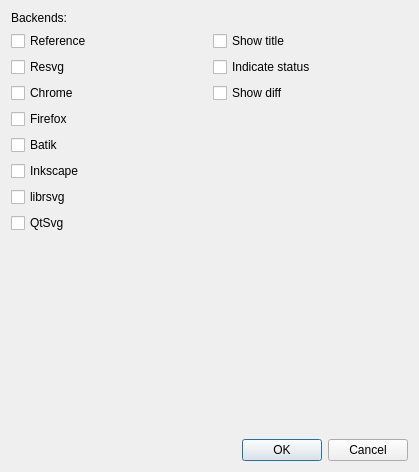
The window that tools/vdiff/src/exportdialog.ui (RazrFalcon/resvg-test-suite) describes before a commit, drawn with Qt 5.
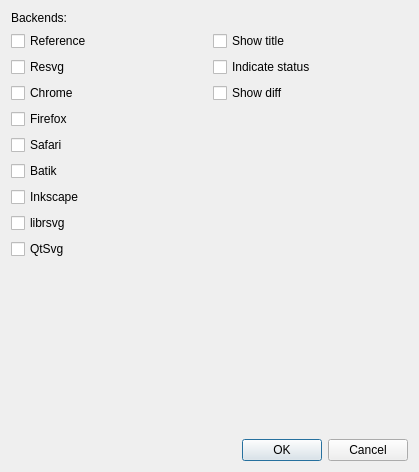
The same window after the commit.

Commit message: Add Safari to the Export dialog.

```diff
--- a/tools/vdiff/src/exportdialog.ui
+++ b/tools/vdiff/src/exportdialog.ui
@@ -53,6 +53,13 @@
          </property>
         </widget>
        </item>
+       <item>
+        <widget class="QCheckBox" name="chBoxBSafari">
+         <property name="text">
+          <string>Safari</string>
+         </property>
+        </widget>
+       </item>
        <item>
         <widget class="QCheckBox" name="chBoxBBatik">
          <property name="text">
```
The commit also changes 1 other file.
